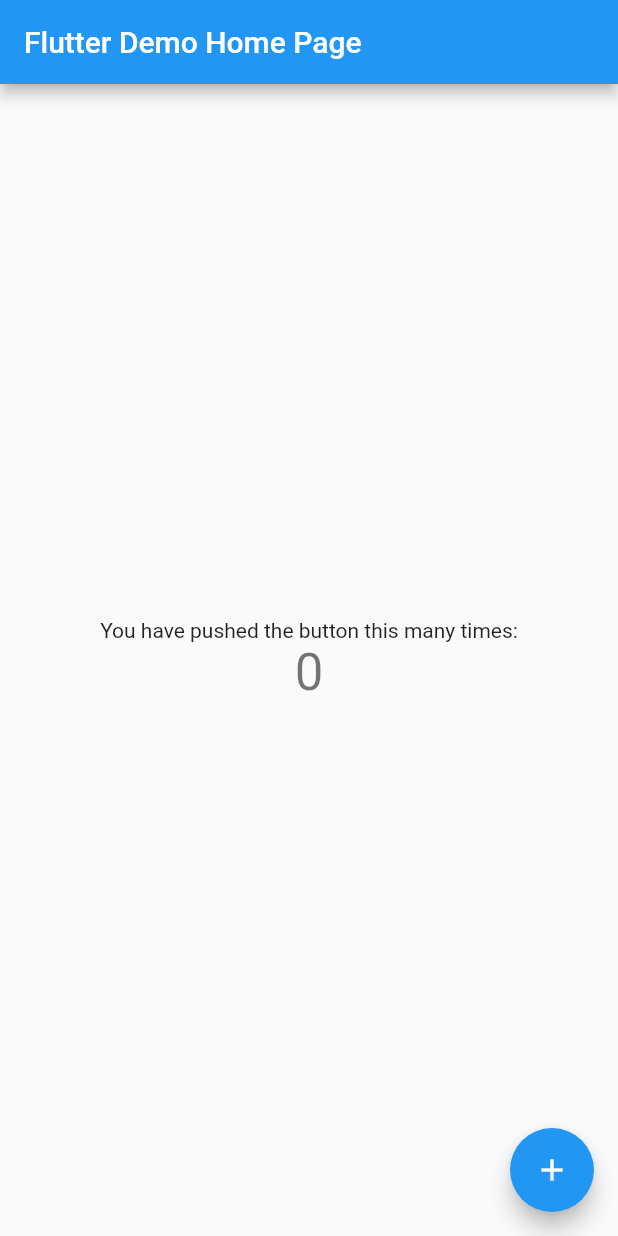
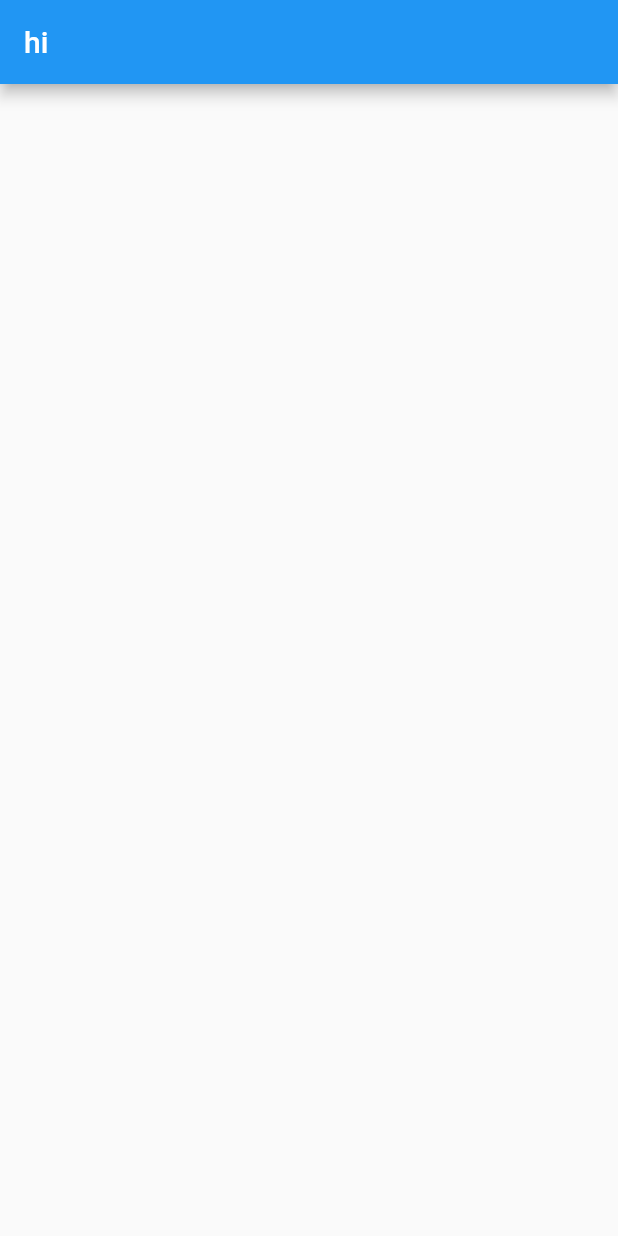
Before and after one commit to MitchellNguyen/eBayBrowse, a Flutter app: the screen it shows after launch, on a phone screen of 412 x 824 dp. Run offline on Flutter 3.47's test engine with Material 2 defaults, Android fonts, the phone set to English and light mode, and no system bars; network calls fail.

```diff
--- a/ebay_browse_app/lib/main.dart
+++ b/ebay_browse_app/lib/main.dart
@@ -1,111 +1,141 @@
+import 'dart:async';
+import 'dart:convert';
+
 import 'package:flutter/material.dart';
+import 'package:http/http.dart' as http;
+//import 'package:xml2json/xml2json.dart';
+import 'package:xml/xml.dart' as xml;
 
-void main() => runApp(MyApp());
+void main() => runApp(new MaterialApp(
+  home: new HomePage(),
+));
 
-class MyApp extends StatelessWidget {
-  // This widget is the root of your application.
+class HomePage extends StatefulWidget{
   @override
-  Widget build(BuildContext context) {
-    return MaterialApp(
-      title: 'Flutter Demo',
-      theme: ThemeData(
-        // This is the theme of your application.
-        //
-        // Try running your application with "flutter run". You'll see the
-        // application has a blue toolbar. Then, without quitting the app, try
-        // changing the primarySwatch below to Colors.green and then invoke
-        // "hot reload" (press "r" in the console where you ran "flutter run",
-        // or simply save your changes to "hot reload" in a Flutter IDE).
-        // Notice that the counter didn't reset back to zero; the application
-        // is not restarted.
-        primarySwatch: Colors.blue,
-      ),
-      home: MyHomePage(title: 'Flutter Demo Home Page'),
-    );
-  }
+  HomePageState createState() => new HomePageState();
 }
 
-class MyHomePage extends StatefulWidget {
-  MyHomePage({Key key, this.title}) : super(key: key);
+class HomePageState extends State<HomePage> {
+  // 1. Do i need to make another method that does "construct https url" depending on specific given keywords?
+  // 2. headers -- key???
 
-  // This widget is the home page of your application. It is stateful, meaning
-  // that it has a State object (defined below) that contains fields that affect
-  // how it looks.
 
-  // This class is the configuration for the state. It holds the values (in this
-  // case the title) provided by the parent (in this case the App widget) and
-  // used by the build method of the State. Fields in a Widget subclass are
-  // always marked "final".
+//  var url = "https://svcs.sandbox.ebay.com/services/search/FindingService/v1";
+//  final String url = "https://swapi.co/api/people";
 
-  final String title;
+//  var url = "https://svcs.ebay.com/services/search/FindingService/v1?OPERATION-NAME=findItemsByKeywords&SERVICE-VERSION=1.0.0&SECURITY-APPNAME=Mitchell-mitchell-PRD-292e4f543-1891531a&RESPONSE-DATA-FORMAT=XML&REST-PAYLOAD&keywords=harry%20potter%20phoenix";
+  var url = "https://svcs.sandbox.ebay.com/services/search/FindingService/v1?OPERATION-NAME=findItemsByKeywords&SERVICE-VERSION=1.0.0&SECURITY-APPNAME=Mitchell-mitchell-SBX-592e4f49b-0de7be50&RESPONSE-DATA-FORMAT=XML&REST-PAYLOAD&keywords=harry";
+
+  // Todo: SOMETHING WRONG HERE WITH THE BODY format.... maybe needs to be in XML form..
+  Map body = { "findItemsByKeywordsRequest": {"xmlns": "https://www.ebay.com/marketplace/search/v1/services","keywords": "harry potter phoenix","paginationInput": { "entriesPerPage": "2" }}};
+  var data;
 
   @override
-  _MyHomePageState createState() => _MyHomePageState();
-}
+  void initState() {
+    super.initState();
+    this.getJsonData();
+//    this.makePostRequest();
+  }
 
-class _MyHomePageState extends State<MyHomePage> {
-  int _counter = 0;
+//  // for Finding API, we use HTTP POST to submit JSON requests
+//  Future<String> makePostRequest() async {
+//    // set up POST request arguments
+//    String url = 'https://svcs.sandbox.ebay.com/services/search/FindingService/v1';
+//    Map<String, String> headers = {"Content-type": "application/json"};
+//    String json =
+//
+//  }
 
-  void _incrementCounter() {
-    setState(() {
-      // This call to setState tells the Flutter framework that something has
-      // changed in this State, which causes it to rerun the build method below
-      // so that the display can reflect the updated values. If we changed
-      // _counter without calling setState(), then the build method would not be
-      // called again, and so nothing would appear to happen.
-      _counter++;
-    });
+  Future<http.Response> getJsonData() async {
+    var response = await http.get( // OR POSTT AHHH
+      Uri.encodeFull(url),
+      headers: {  // DO I NEED "content-type" to be json (or do i need it at all??)
+//        "Content-type": "text/xml",
+//        "X-EBAY-SOA-SECURITY-APPNAME": "Mitchell-mitchell-PRD-292e4f543-1891531a",
+        "X-EBAY-SOA-SECURITY-APPNAME": "Mitchell-mitchell-SBX-592e4f49b-0de7be50",
+        "X-EBAY-SOA-OPERATION-NAME": "findItemsByKeywords",
+      },
+      // do i need to insert body: body (when i use post -- to make findByKeyWord request...)
+//      body: jsonEncode(body),
+    );
+
+    var status = response.statusCode;
+    print("hi:  $status");
+
+    print(response.body);
+
+    print("----");
+
+//    // transform response.body from XML into JSON (more manageable data format)
+//    final Xml2Json fileTransformer = Xml2Json(); // create a client transformer
+//    fileTransformer.parse(response.body);
+//
+//    print(response.body);
+
+    // parse through xml
+    var document = xml.parse(response.body);
+    var titles = document.findAllElements('title');
+
+    titles
+      .map((node) => node.text)
+      .forEach(print);
+
+
+    // to print out titles of items, possibly do:
+    //    result["searchResult"]["item"]["title"].......
+
   }
+
+//  Future<String> getJsonData() async {
+//
+//    var response = await http.get(
+//      Uri.encodeFull(url),
+//      headers: {"Accept": "application/json"}
+//    );
+//
+//    print(response.body);
+//
+//    setState(() {
+//      var convertDataToJson = jsonDecode(response.body);
+//      data = convertDataToJson['results'];
+//    });
+//
+//    return "Success";
+//  }
 
   @override
   Widget build(BuildContext context) {
-    // This method is rerun every time setState is called, for instance as done
-    // by the _incrementCounter method above.
-    //
-    // The Flutter framework has been optimized to make rerunning build methods
-    // fast, so that you can just rebuild anything that needs updating rather
-    // than having to individually change instances of widgets.
-    return Scaffold(
-      appBar: AppBar(
-        // Here we take the value from the MyHomePage object that was created by
-        // the App.build method, and use it to set our appbar title.
-        title: Text(widget.title),
+    return new Scaffold(
+      appBar: new AppBar(
+        title: new Text("hi"),
       ),
-      body: Center(
-        // Center is a layout widget. It takes a single child and positions it
-        // in the middle of the parent.
-        child: Column(
-          // Column is also a layout widget. It takes a list of children and
-          // arranges them vertically. By default, it sizes itself to fit its
-          // children horizontally, and tries to be as tall as its parent.
-          //
-          // Invoke "debug painting" (press "p" in the console, choose the
-          // "Toggle Debug Paint" action from the Flutter Inspector in Android
-          // Studio, or the "Toggle Debug Paint" command in Visual Studio Code)
-          // to see the wireframe for each widget.
-          //
-          // Column has various properties to control how it sizes itself and
-          // how it positions its children. Here we use mainAxisAlignment to
-          // center the children vertically; the main axis here is the vertical
-          // axis because Columns are vertical (the cross axis would be
-          // horizontal).
-          mainAxisAlignment: MainAxisAlignment.center,
-          children: <Widget>[
-            Text(
-              'You have pushed the button this many times:',
-            ),
-            Text(
-              '$_counter',
-              style: Theme.of(context).textTheme.display1,
-            ),
-          ],
-        ),
-      ),
-      floatingActionButton: FloatingActionButton(
-        onPressed: _incrementCounter,
-        tooltip: 'Increment',
-        child: Icon(Icons.add),
-      ), // This trailing comma makes auto-formatting nicer for build methods.
     );
+
+
+
+//    return new Scaffold(
+//      appBar: new AppBar(
+//        title: new Text("Hello World"),
+//      ),
+//      body: new ListView.builder(
+//        itemCount: data == null ? 0 : data.length,
+//        itemBuilder: (BuildContext context, int index) {
+//          return new Container(
+//            child: new Center(
+//              child: new Column(
+//                crossAxisAlignment: CrossAxisAlignment.stretch,
+//                children: <Widget>[
+//                  new Card(
+//                    child: new Container(
+//                      child: new Text(data[index]['name']),
+//                      padding: const EdgeInsets.all(20.0)),
+//                  )
+//                ],
+//              )
+//            )
+//          );
+//        },
+//      ),
+//    );
   }
 }
--- a/ebay_browse_app/pubspec.yaml
+++ b/ebay_browse_app/pubspec.yaml
@@ -23,6 +23,10 @@ dependencies:
   # The following adds the Cupertino Icons font to your application.
   # Use with the CupertinoIcons class for iOS style icons.
   cupertino_icons: ^0.1.2
+  http: ^0.12.0+2
+#  xml2json: ^4.0.0
+  xml: ^3.5.0
+
 
 dev_dependencies:
   flutter_test:
```
Also changed, not shown: ebay_browse_app/pubspec.lock, 1 other file.
